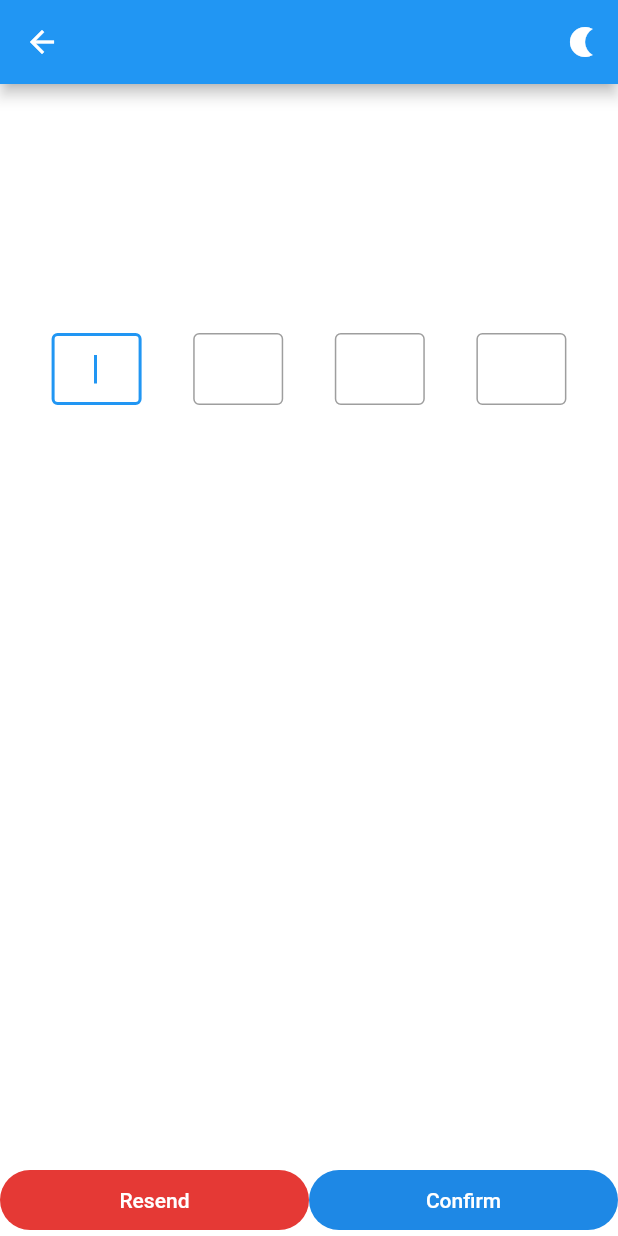
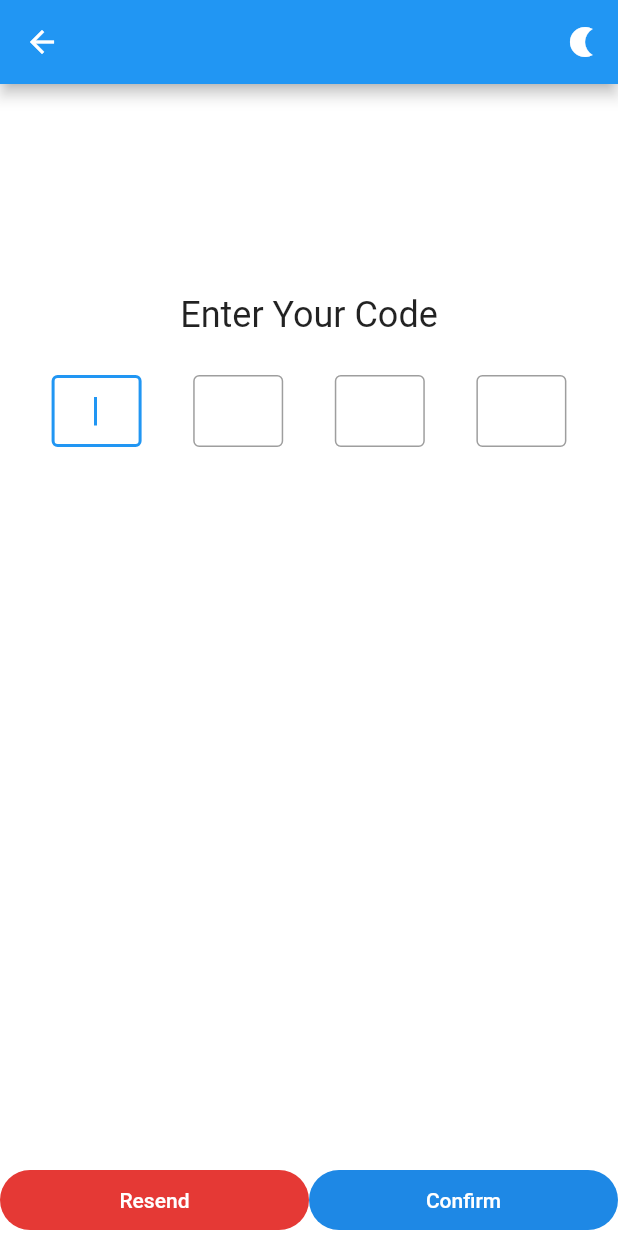
Before and after one commit to Haeheum/pin_input, a Flutter app: the screen it shows after launch, on a phone screen of 412 x 824 dp. Run offline on Flutter 3.47's test engine with Material 2 defaults, Android fonts, the phone set to English and light mode, and no system bars.

Commit message:
3rd commit

```diff
--- a/lib/otp_form.dart
+++ b/lib/otp_form.dart
@@ -37,11 +37,16 @@ class OtpForm extends StatelessWidget {
           ],
         ),
         body: Column(children: [
+          const SizedBox(
+            height: 140,
+          ),
+          Text(
+            'Enter Your Code',
+            style: Theme.of(context).textTheme.headlineSmall,
+          ),
           Expanded(
             child: Align(
               alignment: Alignment.topCenter,
-              child: Padding(
-                padding: const EdgeInsets.only(top: 140),
               child: Form(
                 key: _formKey,
                 child: Row(
@@ -152,7 +157,6 @@ class OtpForm extends StatelessWidget {
               ),
             ),
           ),
-          ),
           Row(
             children: [
               Flexible(
```
Lines whose indentation alone changed are shown as unchanged.
